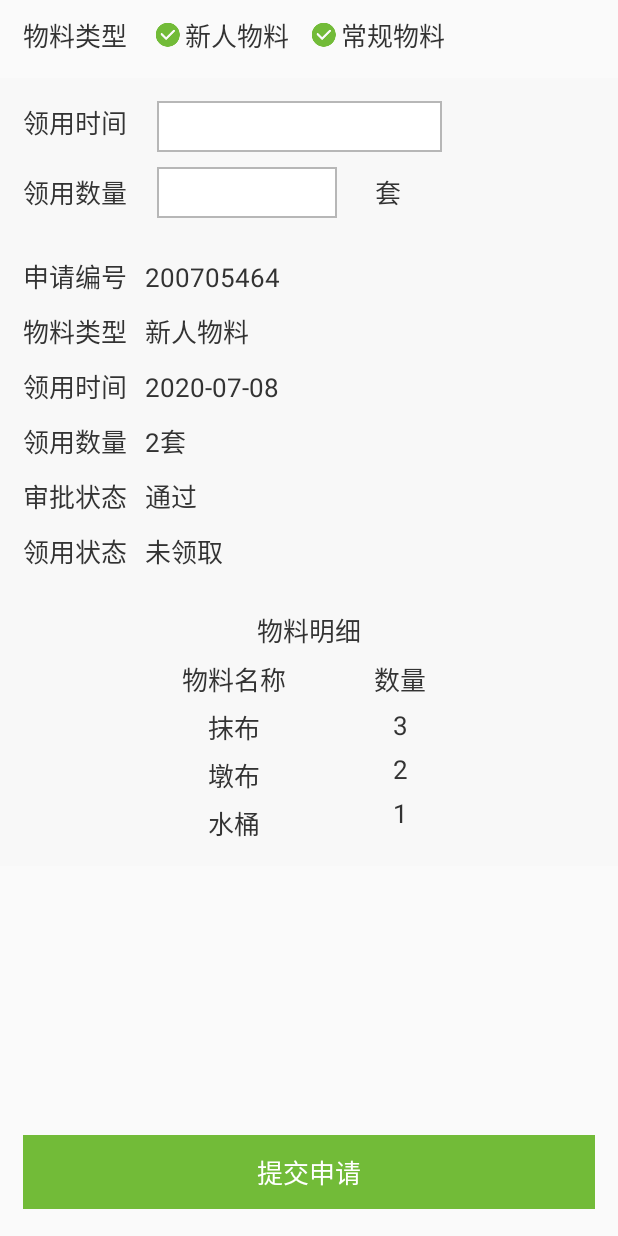
After one commit to Liyl520hub/dream, an Android app: the layout activity_apply_materiel.xml on its own in the app's theme, with its tools: preview values and no code run, on a phone screen of 412 x 824 dp. The commit adds this screen. Run offline under Robolectric (Android 15) with nearby library versions, the phone set to English and light mode, and no system bars.

Commit message:
我的模块ui完成，代码逻辑没写

```diff
--- a/app/src/main/AndroidManifest.xml
+++ b/app/src/main/AndroidManifest.xml
@@ -47,6 +47,8 @@
         <activity android:name=".ui.my.activity.StopReceivingOrdersActivity" />
         <activity android:name=".ui.my.activity.ApplyStopReceivingActivity" />
         <activity android:name=".ui.my.activity.StopReceivingDetailActivity" />
+        <activity android:name=".ui.my.activity.MaterielApplyActivity" />
+        <activity android:name=".ui.my.activity.ApplyMaterielActivity" />
     </application>
 
 </manifest>
--- a/app/src/main/java/com/dream/cleaner/ui/my/adapter/StopReceivingOrdersAdapter.java
+++ b/app/src/main/java/com/dream/cleaner/ui/my/adapter/StopReceivingOrdersAdapter.java
@@ -13,7 +13,7 @@ import java.util.List;
 /**
  * @author : liyl
  * date   : 2020/8/24
- * desc   :
+ * desc   :暂停接单列表适配器
  */
 public class StopReceivingOrdersAdapter extends BaseQuickAdapter<StopReceivingOrdersBean,BaseViewHolder> {
 
--- a/app/src/main/java/com/dream/cleaner/ui/my/fragment/UserFragment.java
+++ b/app/src/main/java/com/dream/cleaner/ui/my/fragment/UserFragment.java
@@ -9,6 +9,7 @@ import android.widget.TextView;
 import androidx.constraintlayout.widget.ConstraintLayout;
 
 import com.dream.cleaner.R;
+import com.dream.cleaner.ui.my.activity.MaterielApplyActivity;
 import com.dream.cleaner.ui.my.activity.MyIncomeActivity;
 import com.dream.cleaner.ui.my.activity.SettingActivity;
 import com.dream.cleaner.ui.my.activity.StopReceivingOrdersActivity;
@@ -98,6 +99,7 @@ public class UserFragment extends BaseFragment {
                 UiUtil.openActivity(getActivity(), MyIncomeActivity.class);
                 break;
             case R.id.ll_wu_liao:
+                UiUtil.openActivity(getActivity(), MaterielApplyActivity.class);
                 break;
             case R.id.ll_zan_ting:
                 UiUtil.openActivity(getActivity(), StopReceivingOrdersActivity.class);
--- /dev/null
+++ b/app/src/main/res/layout/activity_apply_materiel.xml
@@ -0,0 +1,252 @@
+<?xml version="1.0" encoding="utf-8"?>
+<androidx.constraintlayout.widget.ConstraintLayout xmlns:android="http://schemas.android.com/apk/res/android"
+    xmlns:app="http://schemas.android.com/apk/res-auto"
+    android:layout_width="match_parent"
+    android:layout_height="match_parent">
+
+    <androidx.constraintlayout.widget.ConstraintLayout
+        android:id="@+id/cl_apply_edit_info"
+        android:layout_width="match_parent"
+        android:layout_height="wrap_content"
+        app:layout_constraintTop_toTopOf="parent">
+
+        <TextView
+            android:id="@+id/tv_materiel_edit_type"
+            android:layout_width="wrap_content"
+            android:layout_height="wrap_content"
+            android:layout_marginLeft="15dp"
+            android:text="物料类型"
+            android:textColor="@color/color_333333"
+            android:textSize="17sp"
+            app:layout_constraintBaseline_toBaselineOf="@+id/tv_new_people"
+            app:layout_constraintLeft_toLeftOf="parent"
+            app:layout_constraintTop_toTopOf="parent" />
+
+        <TextView
+            android:id="@+id/tv_new_people"
+            android:layout_width="wrap_content"
+            android:layout_height="wrap_content"
+            android:layout_marginLeft="19dp"
+            android:drawableLeft="@mipmap/checkbox_login_check"
+            android:drawablePadding="3dp"
+            android:paddingTop="10dp"
+            android:paddingBottom="15dp"
+            android:text="新人物料"
+            android:textColor="@color/color_333333"
+            android:textSize="17sp"
+            app:layout_constraintLeft_toRightOf="@+id/tv_materiel_edit_type"
+            app:layout_constraintTop_toTopOf="parent" />
+
+        <TextView
+            android:id="@+id/tv_routine"
+            android:layout_width="wrap_content"
+            android:layout_height="wrap_content"
+            android:layout_marginLeft="15dp"
+            android:drawableLeft="@mipmap/checkbox_login_check"
+            android:drawablePadding="3dp"
+            android:paddingTop="10dp"
+            android:paddingBottom="15dp"
+            android:text="常规物料"
+            android:textColor="@color/color_333333"
+            android:textSize="17sp"
+            app:layout_constraintLeft_toRightOf="@+id/tv_new_people"
+            app:layout_constraintTop_toTopOf="parent" />
+
+        <LinearLayout
+            android:id="@+id/ll_collect_time"
+            android:layout_width="match_parent"
+            android:layout_height="wrap_content"
+            android:background="@color/color_f8f8f8"
+            android:orientation="horizontal"
+            app:layout_constraintTop_toBottomOf="@+id/tv_routine">
+
+
+            <TextView
+                android:id="@+id/tv_collect_time_title"
+                android:layout_width="wrap_content"
+                android:layout_height="wrap_content"
+                android:layout_gravity="center_vertical"
+                android:paddingLeft="15dp"
+                android:paddingRight="20dp"
+                android:text="领用时间"
+                android:textColor="@color/color_333333"
+                android:textSize="17sp" />
+
+            <TextView
+                android:id="@+id/tv_collect_time"
+                android:layout_width="190dp"
+                android:layout_height="wrap_content"
+                android:layout_marginTop="15dp"
+                android:layout_marginRight="15dp"
+                android:layout_marginBottom="10dp"
+                android:background="@drawable/bg_apply_stop_receiving_edit"
+                android:paddingLeft="10dp"
+                android:paddingTop="6dp"
+                android:paddingRight="10dp"
+                android:paddingBottom="6dp"
+                android:textColor="@color/color_333333"
+                android:textSize="16sp" />
+
+        </LinearLayout>
+
+        <LinearLayout
+            android:id="@+id/ll_collect_num"
+            android:layout_width="match_parent"
+            android:layout_height="wrap_content"
+            android:background="@color/color_f8f8f8"
+            android:orientation="horizontal"
+            android:paddingBottom="15dp"
+            app:layout_constraintTop_toBottomOf="@+id/ll_collect_time">
+
+
+            <TextView
+                android:id="@+id/tv_collect_num_title"
+                android:layout_width="wrap_content"
+                android:layout_height="wrap_content"
+                android:layout_gravity="center_vertical"
+                android:paddingLeft="15dp"
+                android:paddingRight="20dp"
+                android:text="领用数量"
+                android:textColor="@color/color_333333"
+                android:textSize="17sp" />
+
+            <TextView
+                android:id="@+id/tv_collect_num"
+                android:layout_width="120dp"
+                android:layout_height="wrap_content"
+                android:layout_marginRight="15dp"
+                android:background="@drawable/bg_apply_stop_receiving_edit"
+                android:paddingLeft="10dp"
+                android:paddingTop="6dp"
+                android:paddingRight="10dp"
+                android:paddingBottom="6dp"
+                android:textColor="@color/color_333333"
+                android:textSize="16sp" />
+
+            <TextView
+                android:layout_width="wrap_content"
+                android:layout_height="wrap_content"
+                android:layout_gravity="center_vertical"
+                android:paddingLeft="10dp"
+                android:paddingRight="20dp"
+                android:text="套"
+                android:textColor="@color/color_333333"
+                android:textSize="17sp" />
+
+        </LinearLayout>
+
+
+    </androidx.constraintlayout.widget.ConstraintLayout>
+
+    <androidx.constraintlayout.widget.ConstraintLayout
+        android:id="@+id/cl_apply_info"
+        android:layout_width="match_parent"
+        android:layout_height="wrap_content"
+        android:background="@color/color_f8f8f8"
+        app:layout_constraintTop_toBottomOf="@+id/cl_apply_edit_info">
+
+        <TextView
+            android:id="@+id/tv_materiel_id"
+            android:layout_width="wrap_content"
+            android:layout_height="wrap_content"
+            android:layout_marginLeft="15dp"
+            android:layout_marginTop="10dp"
+            android:text="申请编号   200705464"
+            android:textColor="@color/color_333333"
+            android:textSize="17sp"
+            app:layout_constraintLeft_toLeftOf="parent"
+            app:layout_constraintTop_toTopOf="parent" />
+
+        <TextView
+            android:id="@+id/tv_materiel_type"
+            android:layout_width="wrap_content"
+            android:layout_height="wrap_content"
+            android:layout_marginLeft="15dp"
+            android:layout_marginTop="10dp"
+            android:text="物料类型   新人物料"
+            android:textColor="@color/color_333333"
+            android:textSize="17sp"
+            app:layout_constraintLeft_toLeftOf="parent"
+            app:layout_constraintTop_toBottomOf="@+id/tv_materiel_id" />
+
+        <TextView
+            android:id="@+id/tv_materiel_collect_time"
+            android:layout_width="wrap_content"
+            android:layout_height="wrap_content"
+            android:layout_marginLeft="15dp"
+            android:layout_marginTop="10dp"
+            android:text="领用时间   2020-07-08"
+            android:textColor="@color/color_333333"
+            android:textSize="17sp"
+            app:layout_constraintLeft_toLeftOf="parent"
+            app:layout_constraintTop_toBottomOf="@+id/tv_materiel_type" />
+
+        <TextView
+            android:id="@+id/tv_materiel_collect_num"
+            android:layout_width="wrap_content"
+            android:layout_height="wrap_content"
+            android:layout_marginLeft="15dp"
+            android:layout_marginTop="10dp"
+            android:text="领用数量   2套"
+            android:textColor="@color/color_333333"
+            android:textSize="17sp"
+            app:layout_constraintLeft_toLeftOf="parent"
+            app:layout_constraintTop_toBottomOf="@+id/tv_materiel_collect_time" />
+
+        <TextView
+            android:id="@+id/tv_apply_states"
+            android:layout_width="wrap_content"
+            android:layout_height="wrap_content"
+            android:layout_marginLeft="15dp"
+            android:layout_marginTop="10dp"
+            android:text="审批状态   通过"
+            android:textColor="@color/color_333333"
+            android:textSize="17sp"
+            app:layout_constraintLeft_toLeftOf="parent"
+            app:layout_constraintTop_toBottomOf="@+id/tv_materiel_collect_num" />
+
+        <TextView
+            android:id="@+id/tv_collect_states"
+            android:layout_width="wrap_content"
+            android:layout_height="wrap_content"
+            android:layout_marginLeft="15dp"
+            android:layout_marginTop="10dp"
+            android:layout_marginBottom="10dp"
+            android:text="领用状态   未领取"
+            android:textColor="@color/color_333333"
+            android:textSize="17sp"
+            app:layout_constraintBottom_toBottomOf="parent"
+            app:layout_constraintLeft_toLeftOf="parent"
+            app:layout_constraintTop_toBottomOf="@+id/tv_apply_states" />
+
+
+    </androidx.constraintlayout.widget.ConstraintLayout>
+
+
+    <include
+        android:id="@+id/include_materiel_info"
+        layout="@layout/include_materiel_info"
+        android:layout_width="match_parent"
+        android:layout_height="wrap_content"
+        app:layout_constraintTop_toBottomOf="@+id/cl_apply_info" />
+
+    <TextView
+        android:id="@+id/tv_submit"
+        android:layout_width="match_parent"
+        android:layout_height="wrap_content"
+        android:layout_alignParentBottom="true"
+        android:layout_marginLeft="15dp"
+        android:layout_marginTop="7dp"
+        android:layout_marginRight="15dp"
+        android:layout_marginBottom="18dp"
+        android:background="@color/color_72BB38"
+        android:drawablePadding="7dp"
+        android:gravity="center"
+        android:paddingTop="11.5dp"
+        android:paddingBottom="11.5dp"
+        android:text="提交申请"
+        android:textColor="@color/white"
+        android:textSize="17sp"
+        app:layout_constraintBottom_toBottomOf="parent" />
+
+</androidx.constraintlayout.widget.ConstraintLayout>
--- /dev/null
+++ b/app/src/main/res/layout/include_materiel_info.xml
@@ -0,0 +1,134 @@
+<?xml version="1.0" encoding="utf-8"?>
+<androidx.constraintlayout.widget.ConstraintLayout xmlns:android="http://schemas.android.com/apk/res/android"
+    xmlns:app="http://schemas.android.com/apk/res-auto"
+    android:layout_width="match_parent"
+    android:layout_height="wrap_content"
+    android:layout_marginTop="2dp"
+    android:background="@color/color_f8f8f8"
+    android:paddingBottom="15dp">
+    <!--物料明细-->
+    <TextView
+        android:id="@+id/tv_materiel_info_title"
+        android:layout_width="match_parent"
+        android:layout_height="wrap_content"
+        android:gravity="center"
+        android:paddingTop="16dp"
+        android:text="物料明细"
+        android:textColor="@color/color_333333"
+        android:textSize="17sp"
+        app:layout_constraintTop_toTopOf="parent" />
+
+
+    <TextView
+        android:id="@+id/tv_materiel_name"
+        android:layout_width="wrap_content"
+        android:layout_height="wrap_content"
+        android:layout_marginTop="6dp"
+        android:layout_marginRight="100dp"
+        android:text="物料名称"
+        android:textColor="@color/color_333333"
+        android:textSize="17sp"
+        app:layout_constraintLeft_toLeftOf="parent"
+        app:layout_constraintRight_toRightOf="parent"
+        app:layout_constraintTop_toBottomOf="@+id/tv_materiel_info_title" />
+
+    <TextView
+        android:id="@+id/tv_materiel_num"
+        android:layout_width="wrap_content"
+        android:layout_height="wrap_content"
+        android:layout_marginTop="6dp"
+        android:text="数量"
+        android:textColor="@color/color_333333"
+        android:textSize="17sp"
+        app:layout_constraintLeft_toLeftOf="@+id/tv_materiel_name"
+        app:layout_constraintRight_toRightOf="parent"
+        app:layout_constraintTop_toBottomOf="@+id/tv_materiel_info_title" />
+
+
+    <TextView
+        android:id="@+id/tv_ma_bu"
+        android:layout_width="wrap_content"
+        android:layout_height="wrap_content"
+        android:layout_marginTop="5dp"
+        android:layout_marginRight="100dp"
+        android:text="抹布"
+        android:textColor="@color/color_333333"
+        android:textSize="17sp"
+        app:layout_constraintLeft_toLeftOf="parent"
+        app:layout_constraintRight_toRightOf="parent"
+        app:layout_constraintTop_toBottomOf="@+id/tv_materiel_name" />
+
+
+    <TextView
+        android:id="@+id/tv_dun_bu"
+        android:layout_width="wrap_content"
+        android:layout_height="wrap_content"
+        android:layout_marginTop="5dp"
+        android:layout_marginRight="100dp"
+        android:text="墩布"
+        android:textColor="@color/color_333333"
+        android:textSize="17sp"
+        app:layout_constraintLeft_toLeftOf="parent"
+        app:layout_constraintRight_toRightOf="parent"
+        app:layout_constraintTop_toBottomOf="@+id/tv_ma_bu" />
+
+
+    <TextView
+        android:id="@+id/tv_shui_tong"
+        android:layout_width="wrap_content"
+        android:layout_height="wrap_content"
+        android:layout_marginTop="5dp"
+        android:layout_marginRight="100dp"
+        android:text="水桶"
+        android:textColor="@color/color_333333"
+        android:textSize="17sp"
+        app:layout_constraintLeft_toLeftOf="parent"
+        app:layout_constraintRight_toRightOf="parent"
+        app:layout_constraintTop_toBottomOf="@+id/tv_dun_bu" />
+
+    <EditText
+        android:id="@+id/et_ma_bu_num"
+        android:layout_width="wrap_content"
+        android:layout_height="wrap_content"
+        android:layout_marginTop="5dp"
+        android:background="@null"
+        android:padding="0dp"
+        android:text="3"
+        android:textColor="@color/color_333333"
+        android:textSize="17sp"
+        app:layout_constraintLeft_toLeftOf="@+id/tv_materiel_name"
+        app:layout_constraintRight_toRightOf="parent"
+        app:layout_constraintTop_toBottomOf="@+id/tv_materiel_num" />
+
+
+    <EditText
+        android:id="@+id/et_dun_bu_num"
+        android:layout_width="wrap_content"
+        android:layout_height="wrap_content"
+        android:layout_marginTop="5dp"
+        android:background="@null"
+        android:padding="0dp"
+        android:text="2"
+        android:textColor="@color/color_333333"
+        android:textSize="17sp"
+        app:layout_constraintLeft_toLeftOf="@+id/tv_materiel_name"
+        app:layout_constraintRight_toRightOf="parent"
+        app:layout_constraintTop_toBottomOf="@+id/et_ma_bu_num" />
+
+
+    <EditText
+        android:id="@+id/et_shui_tong_num"
+        android:layout_width="wrap_content"
+        android:layout_height="wrap_content"
+        android:layout_marginTop="5dp"
+        android:background="@null"
+        android:padding="0dp"
+        android:text="1"
+        android:textColor="@color/color_333333"
+        android:textSize="17sp"
+        app:layout_constraintLeft_toLeftOf="@+id/tv_materiel_name"
+        app:layout_constraintRight_toRightOf="parent"
+        app:layout_constraintTop_toBottomOf="@+id/et_dun_bu_num" />
+
+
+</androidx.constraintlayout.widget.ConstraintLayout>
```
Also changed, not shown: app/src/main/java/com/dream/cleaner/beans/my/ApplyMaterielBean.java (added, +9 -0 lines), app/src/main/java/com/dream/cleaner/ui/my/activity/ApplyMaterielActivity.java (added, +115 -0 lines), app/src/main/java/com/dream/cleaner/ui/my/activity/MaterielApplyActivity.java (added, +76 -0 lines), app/src/main/java/com/dream/cleaner/ui/my/adapter/ApplyMaterielAdapter.java (added, +28 -0 lines), app/src/main/res/layout/activity_materiel_apply.xml (added, +34 -0 lines), app/src/main/res/layout/item_apply_materiel.xml (added, +78 -0 lines).
